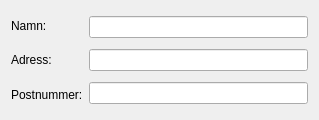
This is src/ui/newcustomerform.ui in jonasH/faktureramera as Qt 5 draws it before an edit. The edited form follows.
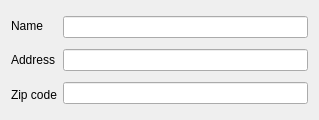
This is the edited form.

Diff of the .ui file:
```diff
--- a/src/ui/newcustomerform.ui
+++ b/src/ui/newcustomerform.ui
@@ -31,21 +31,21 @@
      <item>
       <widget class="QLabel" name="label_2">
        <property name="text">
-        <string>Namn:</string>
+        <string>Name</string>
        </property>
       </widget>
      </item>
      <item>
       <widget class="QLabel" name="label">
        <property name="text">
-        <string>Adress:</string>
+        <string>Address</string>
        </property>
       </widget>
      </item>
      <item>
       <widget class="QLabel" name="label_3">
        <property name="text">
-        <string>Postnummer:</string>
+        <string>Zip code</string>
        </property>
       </widget>
      </item>
```
